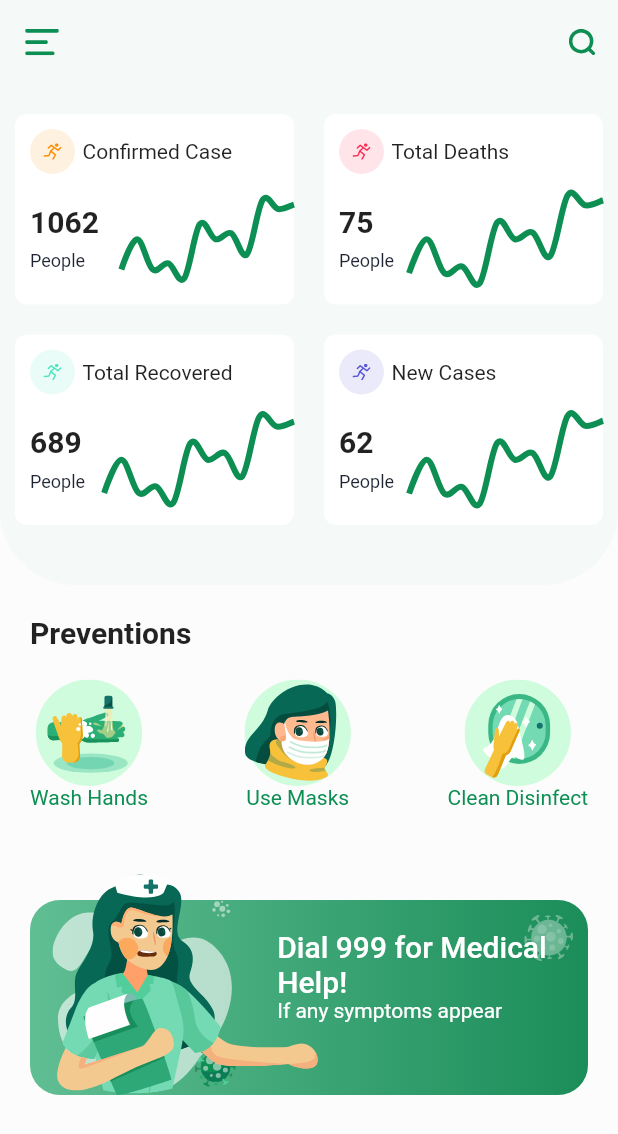
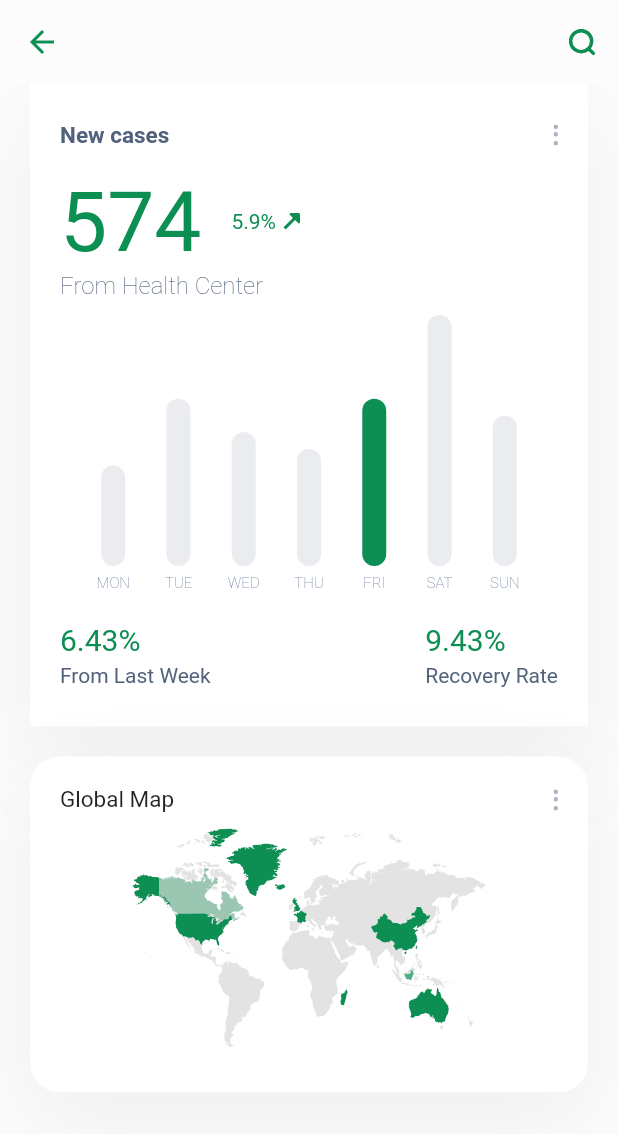
Before and after one commit to Nobsmoke123/flutter-speed-ui-covid19-app-1, a Flutter app: the screen it shows after launch, after a tap on "Confirmed Case", on a phone screen of 412 x 824 dp. Shown: the top 1134 px of the screen. Run offline on Flutter 3.47's test engine with Material 2 defaults, Android fonts, the phone set to English and light mode, and no system bars; drawn by our look-alikes of fl_chart; our stand-ins replace flutter_svg.

Commit message:
completed the project

```diff
--- a/lib/main.dart
+++ b/lib/main.dart
@@ -1,3 +1,4 @@
+import 'package:covid19app1/screens/details_screen.dart';
 import 'package:covid19app1/utils/constants.dart';
 import 'package:flutter/material.dart';
 import 'screens/home_screen.dart';
@@ -18,6 +19,10 @@ class MyApp extends StatelessWidget {
         textTheme: Theme.of(context).textTheme.apply(displayColor: KTextColor),
       ),
       home: HomeScreen(),
+        routes: {
+          HomeScreen.screenId : (context) => HomeScreen(),
+          DetailScreen.screenId : (context) => DetailScreen(),
+        },
     );
   }
 }
--- a/lib/screens/details_screen.dart
+++ b/lib/screens/details_screen.dart
@@ -0,0 +1,204 @@
+import '../utils/constants.dart';
+import '../widgets/weekly_chart.dart';
+import 'package:flutter/material.dart';
+import 'package:flutter/painting.dart';
+import 'package:flutter/widgets.dart';
+import 'package:flutter_svg/flutter_svg.dart';
+
+class DetailScreen extends StatelessWidget {
+    static const screenId = 'details_screen';
+  @override
+  Widget build(BuildContext context) {
+    return Scaffold(
+        appBar: buildAppBar(context),
+        body: Padding(
+            padding: const EdgeInsets.symmetric(horizontal: 20),
+            child: SingleChildScrollView(
+              child: Column(
+                  children: <Widget>[
+                      Container(
+                          padding: const EdgeInsets.symmetric(horizontal: 20, vertical: 25),
+                          decoration: BoxDecoration(
+                              color: Colors.white,
+                              boxShadow: [
+                                  BoxShadow(
+                                      offset: Offset(0, 21),
+                                      blurRadius: 53,
+                                      color: Colors.black.withOpacity(0.05),
+                                  )
+                              ]
+                          ),
+                          child: Column(
+                              crossAxisAlignment: CrossAxisAlignment.start,
+                              children: <Widget>[
+                                  buildWithMoreIcon(),
+
+                                  SizedBox(height: 15,),
+
+                                  buildCaseNumber(context),
+
+                                  Text(
+                                      "From Health Center",
+                                      style: TextStyle(
+                                          color: KTextMediumColor,
+                                          fontSize: 16,
+                                          fontWeight: FontWeight.w200,
+                                      ),
+                                  ),
+
+                                  SizedBox(height: 10,),
+
+                                  WeeklyChart(),
+
+                                  SizedBox(height: 10,),
+
+                                  Row(
+                                      mainAxisAlignment: MainAxisAlignment.spaceBetween,
+                                      children: <Widget>[
+                                          buildInfoTextWithPercentage(
+                                              title: "From Last Week",
+                                              percentage: "6.43"
+                                          ),
+
+                                          buildInfoTextWithPercentage(
+                                              title: "Recovery Rate",
+                                              percentage: "9.43"
+                                          ),
+                                      ],
+                                  ),
+                              ],
+                          ),
+                      ),
+
+                      SizedBox(height: 20,),
+
+                      Container(
+                          padding: const EdgeInsets.all(20),
+                          decoration: BoxDecoration(
+                              color: Colors.white,
+                              borderRadius: BorderRadius.circular(20),
+                              boxShadow: [
+                                  BoxShadow(
+                                      offset: Offset(0, 21),
+                                      blurRadius: 54,
+                                      color: Colors.black.withOpacity(0.05),
+                                  )
+                              ]
+                          ),
+                          child: Column(
+                              children: <Widget>[
+                                  Row(
+                                      mainAxisAlignment: MainAxisAlignment.spaceBetween,
+                                      children: <Widget>[
+                                          Text(
+                                              "Global Map",
+                                              style: TextStyle(
+                                                  fontSize: 15
+                                              ),
+                                          ),
+
+                                          SvgPicture.asset("assets/icons/more.svg"),
+                                      ],
+                                  ),
+
+                                  SizedBox(height: 10,),
+
+                                  SvgPicture.asset("assets/icons/map.svg"),
+
+                                  SizedBox(height: 10,),
+                              ],
+                          ),
+                      ),
+                  ],
+              ),
+            ),
+        ),
+    );
+  }
+
+  RichText buildInfoTextWithPercentage({ String title, String percentage}) {
+    return RichText(
+          text: TextSpan(
+              children: [
+                  TextSpan(
+                      text: "$percentage% \n",
+                      style: TextStyle(
+                          fontSize: 20,
+                          color: KPrimaryColor
+                      )
+                  ),
+
+                  TextSpan(
+                      text: "$title",
+                      style: TextStyle(
+                          color: KTextMediumColor,
+                          height: 1.5,
+                      )
+                  )
+              ]
+          )
+      );
+  }
+
+  Row buildCaseNumber(BuildContext context) {
+    return Row(
+        children: <Widget>[
+            Text(
+                "574",
+                style: Theme.of(context).textTheme.headline2.copyWith(color: KPrimaryColor, height: 1.2),
+            ),
+
+            SizedBox(width: 20,),
+
+            Text(
+                "5.9%",
+                style: TextStyle(color: KPrimaryColor),
+            ),
+
+            SizedBox(width: 5,),
+
+            SvgPicture.asset("assets/icons/increase.svg"),
+
+        ],
+      );
+  }
+
+  Row buildWithMoreIcon() {
+    return Row(
+          mainAxisAlignment: MainAxisAlignment.spaceBetween,
+          children: <Widget>[
+              Text(
+                  "New cases",
+                  style: TextStyle(
+                      color: KTextMediumColor,
+                      fontWeight: FontWeight.w600,
+                      fontSize: 15,
+                  ),
+              ),
+              SvgPicture.asset("assets/icons/more.svg"),
+          ],
+      );
+  }
+
+  AppBar buildAppBar(BuildContext context) {
+    return AppBar(
+          backgroundColor: KBackgroundColor,
+          elevation: 0,
+          leading: IconButton(
+              icon: Icon(
+                  Icons.arrow_back,
+                  color: KPrimaryColor,
+              ),
+              onPressed: (){
+                  Navigator.pop(context);
+              },
+          ),
+          actions: <Widget>[
+              IconButton(
+                  icon: SvgPicture.asset("assets/icons/search.svg"),
+                  onPressed: (){},
+              )
+          ],
+      );
+  }
+}
--- a/lib/screens/home_screen.dart
+++ b/lib/screens/home_screen.dart
@@ -1,3 +1,5 @@
+import 'package:covid19app1/screens/details_screen.dart';
+
 import './../widgets/prevention_card.dart';
 import '../utils/constants.dart';
 import '../widgets/info_card.dart';
@@ -6,6 +8,7 @@ import 'package:flutter/painting.dart';
 import 'package:flutter_svg/flutter_svg.dart';
 
 class HomeScreen extends StatelessWidget {
+    static const screenId = 'home_screen';
   @override
   Widget build(BuildContext context) {
     return Scaffold(
@@ -32,7 +35,9 @@ class HomeScreen extends StatelessWidget {
                               title: "Confirmed Case",
                               iconColor: Color(0xFFFF8C00),
                               affectedNum: 1062,
-                              press: (){},
+                              press: (){
+                                  Navigator.of(context).pushNamed(DetailScreen.screenId);
+                              },
                           ),
 
                           InfoCard(
--- /dev/null
+++ b/lib/widgets/weekly_chart.dart
@@ -0,0 +1,72 @@
+import 'package:covid19app1/utils/constants.dart';
+import 'package:fl_chart/fl_chart.dart';
+import 'package:flutter/material.dart';
+
+class WeeklyChart extends StatelessWidget {
+    @override
+    Widget build(BuildContext context) {
+        return AspectRatio(
+            aspectRatio: 1.7,
+            child: BarChart(BarChartData(
+                barGroups: getBarGroups(),
+                borderData: FlBorderData(show: false),
+                titlesData: FlTitlesData(
+                    leftTitles: SideTitles(
+                        showTitles: false,
+                    ),
+                    bottomTitles: SideTitles(
+                        showTitles: true,
+                        getTitles: getWeek,
+                        textStyle: TextStyle(
+                            color: Color(0xFF7589A2),
+                            fontSize: 10,
+                            fontWeight: FontWeight.w200,
+                        )
+                    )
+                )
+            )),
+        );
+    }
+
+    List getBarGroups(){
+        List<double> barChartDatas = [6, 10, 8, 7, 10, 15, 9];
+        List<BarChartGroupData> barChartGroups = [];
+
+        barChartDatas.asMap().forEach((key, value) => barChartGroups.add(
+            BarChartGroupData(
+                x: key,
+                barRods: [
+                    BarChartRodData(
+                        y: value,
+                        // This is not the proper way this is just for demo
+                        color: key == 4 ? KPrimaryColor : KInactiveCharColor,
+                        width: 16
+                    )
+                ]
+            )
+        ));
+
+        return barChartGroups;
+    }
+
+    String getWeek(double value){
+        switch(value.toInt()){
+            case 0 :
+                return 'MON';
+            case 1 :
+                return 'TUE';
+            case 2 :
+                return 'WED';
+            case 3 :
+                return 'THU';
+            case 4 :
+                return 'FRI';
+            case 5 :
+                return 'SAT';
+            case 6 :
+                return 'SUN';
+            default :
+                return '';
+        }
+    }
+}
```
